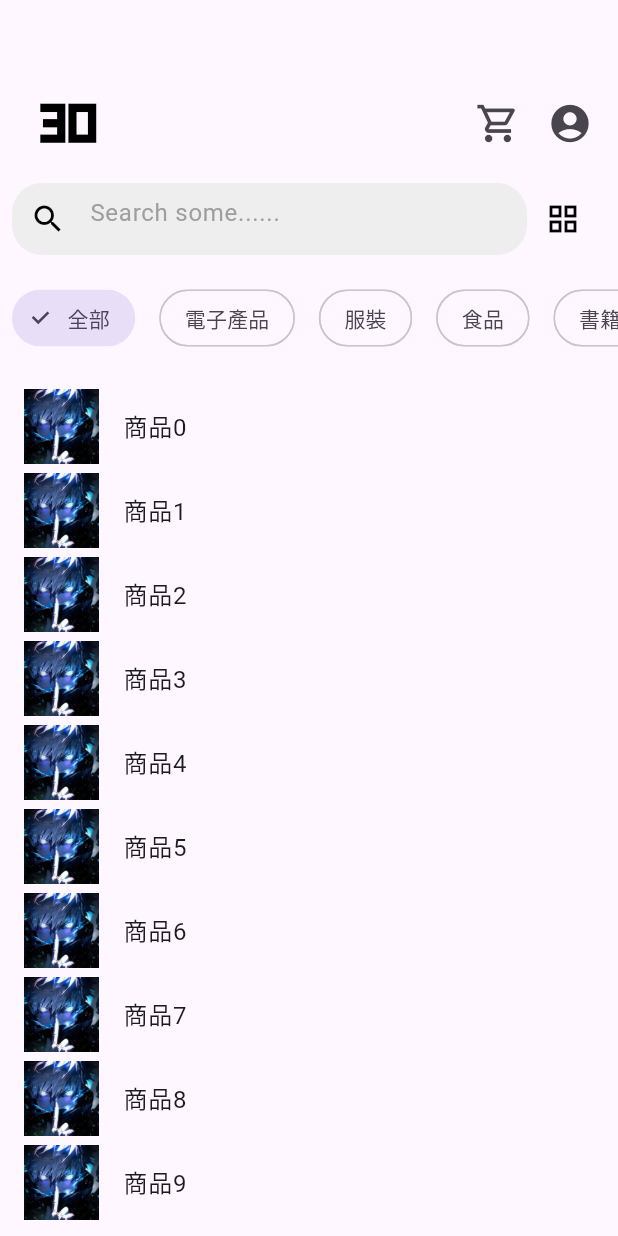
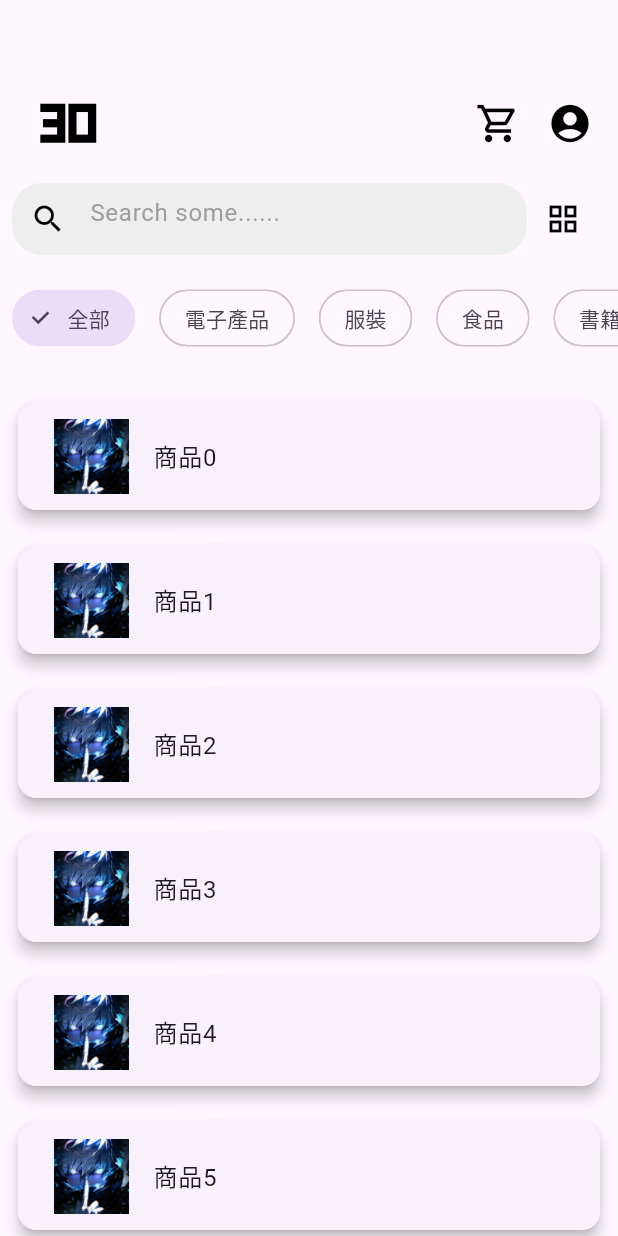
Before and after one commit to yikang44/shopping, a Flutter app: the home screen opened directly, after a tap on the "list" icon, on a phone screen of 412 x 824 dp. Run offline on Flutter 3.47's test engine with Material 3 defaults, Android fonts, the phone set to English and light mode, and no system bars; our stand-ins replace sqflite; accounts and stored records are empty.

Commit message:
Initial commit

```diff
--- a/lib/home.dart
+++ b/lib/home.dart
@@ -1,4 +1,5 @@
 import 'package:flutter/material.dart';
+import 'package:shopping/Infor.dart';
 import 'package:shopping/edit.dart';
 import 'package:shopping/shopList.dart';
 
@@ -66,6 +67,7 @@ class _homeState extends State<home> {
                       icon: Icon(
                         Icons.shopping_cart_outlined,
                         size: 30,
+                        color: Colors.black,
                       )),
                 ),
                 Container(
@@ -79,6 +81,7 @@ class _homeState extends State<home> {
                       icon: Icon(
                         Icons.account_circle_rounded,
                         size: 30,
+                        color: Colors.black,
                       )),
                 ),
               ],
@@ -156,18 +159,23 @@ class _homeState extends State<home> {
         itemCount: 10,
         itemBuilder: (context, index) {
           return InkWell(
-            onTap: () {},
+            onTap: () {
+              Navigator.push(
+                  context, MaterialPageRoute(builder: (context) => infor()));
+            },
             child: Card(
               child: Column(
                 children: [
-                  Expanded(
+                  Container(
+                    padding: EdgeInsets.all(20.0),
+                    alignment: Alignment.topCenter,
                       child: Image.asset(
                     'assets/images/item.jpg',
-                    width: 50,
-                    height: 60,
+                    width: 150,
+                    height: 130,
                     fit: BoxFit.cover,
                   )),
-                  Text("商品 $index"),
+                  Text("商品 $index",style: TextStyle(fontSize: 20,fontWeight: FontWeight.bold,color: Colors.black),),
                 ],
               ),
             ),
@@ -181,7 +189,13 @@ class _homeState extends State<home> {
         padding: const EdgeInsets.symmetric(vertical: 10.0),
         itemCount: 10,
         itemBuilder: (context, index) {
-          return ListTile(
+          return Padding(
+            padding: const EdgeInsets.all(8.0),
+            child: Card(
+              elevation: 4,
+              child: Padding(
+                padding: const EdgeInsets.all(8.0),
+                child: ListTile(
                   leading: Image.asset(
                     'assets/images/item.jpg',
                     width: 50,
@@ -189,7 +203,13 @@ class _homeState extends State<home> {
                     fit: BoxFit.cover,
                   ),
                   title: Text("商品$index"),
-            onTap: () {},
+                  onTap: () {
+                    Navigator.push(
+                        context, MaterialPageRoute(builder: (context) => infor()));
+                  },
+                ),
+              ),
+            ),
           );
         });
   }
```
Also changed, not shown: lib/Infor.dart (added, +18 -0 lines), lib/edit.dart (+36 -15 lines). Lines whose indentation alone changed are shown as unchanged.
